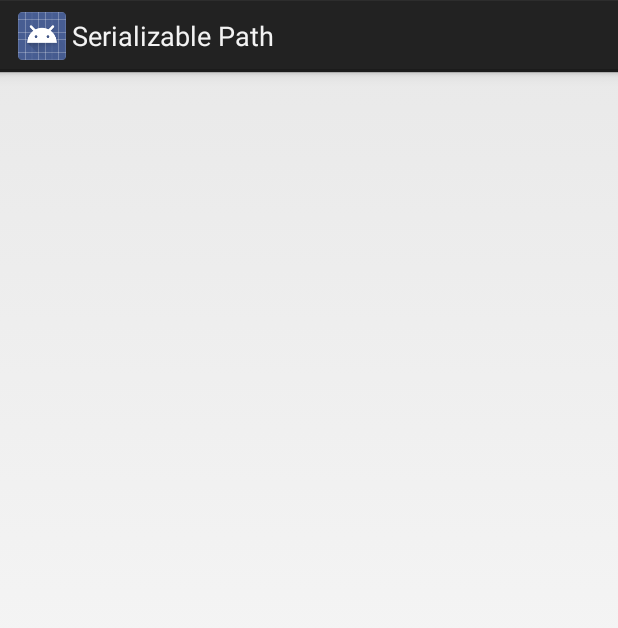
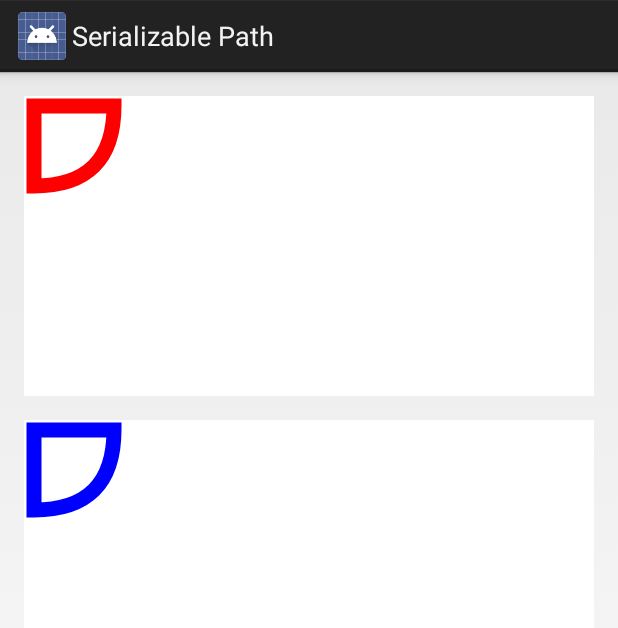
Before and after one commit to myriadmobile/hopscotch, an Android app: the screen it shows after launch (DetailActivity), after a tap on "Do Test", on a phone screen of 412 x 824 dp. Shown: the top 628 px of the screen. Run offline under Robolectric (Android 15) with nearby library versions, the phone set to English and light mode, and no system bars.

Commit message:
Expanded on Example to show paths it's sending

```diff
--- a/Example/src/main/java/com/myriadmobile/serializablepath/example/DetailActivity.java
+++ b/Example/src/main/java/com/myriadmobile/serializablepath/example/DetailActivity.java
@@ -25,7 +25,8 @@
 package com.myriadmobile.serializablepath.example;
 
 import android.app.Activity;
-import android.graphics.Path;
+import android.graphics.Color;
+import android.graphics.Paint;
 import android.os.Bundle;
 
 import com.myriadmobile.serializablepath.SerializablePath;
@@ -41,11 +42,26 @@
     @Override
     protected void onCreate(Bundle savedInstanceState) {
         super.onCreate(savedInstanceState);
+        setContentView(R.layout.activity_detail);
 
         SerializablePath path = getIntent().getParcelableExtra(EXTRA_PATH_PARCELABLE);
-        Path realPath = path.makePath();
+
+        SimplePathView image1 = (SimplePathView) findViewById(R.id.image_path1);
+        image1.setPath(path.makePath());
+        Paint paint = new Paint();
+        paint.setStyle(Paint.Style.STROKE);
+        paint.setStrokeWidth(15);
+        paint.setColor(Color.RED);
+        image1.setPaint(paint);
 
         SerializablePath path2 = (SerializablePath) getIntent().getSerializableExtra(EXTRA_PATH_SERIALIZABLE);
-        Path realPath2 = path2.makePath();
+
+        SimplePathView image2 = (SimplePathView) findViewById(R.id.image_path2);
+        image2.setPath(path2.makePath());
+        Paint paint2 = new Paint();
+        paint2.setStyle(Paint.Style.STROKE);
+        paint2.setStrokeWidth(15);
+        paint2.setColor(Color.BLUE);
+        image2.setPaint(paint2);
     }
 }
--- a/Example/src/main/java/com/myriadmobile/serializablepath/example/MainActivity.java
+++ b/Example/src/main/java/com/myriadmobile/serializablepath/example/MainActivity.java
@@ -2,6 +2,8 @@
 
 import android.app.Activity;
 import android.content.Intent;
+import android.graphics.Color;
+import android.graphics.Paint;
 import android.net.Uri;
 import android.os.Bundle;
 import android.os.Parcelable;
@@ -34,6 +36,14 @@
                 startActivity(intent);
             }
         });
+
+        SimplePathView image = (SimplePathView) findViewById(R.id.image_path);
+        image.setPath(path.makePath());
+        Paint paint = new Paint();
+        paint.setStyle(Paint.Style.STROKE);
+        paint.setStrokeWidth(15);
+        paint.setColor(Color.RED);
+        image.setPaint(paint);
     }
 
 
--- /dev/null
+++ b/Example/src/main/java/com/myriadmobile/serializablepath/example/SimplePathView.java
@@ -0,0 +1,70 @@
+/*
+ * The MIT License (MIT)
+ *
+ * Copyright (c) 2014 Myriad Mobile
+ *
+ * Permission is hereby granted, free of charge, to any person obtaining a copy
+ * of this software and associated documentation files (the "Software"), to deal
+ * in the Software without restriction, including without limitation the rights
+ * to use, copy, modify, merge, publish, distribute, sublicense, and/or sell
+ * copies of the Software, and to permit persons to whom the Software is
+ * furnished to do so, subject to the following conditions:
+ *
+ * The above copyright notice and this permission notice shall be included in
+ * all copies or substantial portions of the Software.
+ *
+ * THE SOFTWARE IS PROVIDED "AS IS", WITHOUT WARRANTY OF ANY KIND, EXPRESS OR
+ * IMPLIED, INCLUDING BUT NOT LIMITED TO THE WARRANTIES OF MERCHANTABILITY,
+ * FITNESS FOR A PARTICULAR PURPOSE AND NONINFRINGEMENT. IN NO EVENT SHALL THE
+ * AUTHORS OR COPYRIGHT HOLDERS BE LIABLE FOR ANY CLAIM, DAMAGES OR OTHER
+ * LIABILITY, WHETHER IN AN ACTION OF CONTRACT, TORT OR OTHERWISE, ARISING FROM,
+ * OUT OF OR IN CONNECTION WITH THE SOFTWARE OR THE USE OR OTHER DEALINGS IN
+ * THE SOFTWARE.
+ */
+
+package com.myriadmobile.serializablepath.example;
+
+import android.content.Context;
+import android.graphics.Canvas;
+import android.graphics.Paint;
+import android.graphics.Path;
+import android.util.AttributeSet;
+import android.view.View;
+
+/**
+ *
+ */
+public class SimplePathView extends View {
+
+    private Path mPath;
+    private Paint mPaint;
+
+    public SimplePathView(Context context) {
+        super(context);
+        mPaint = new Paint();
+    }
+
+    public SimplePathView(Context context, AttributeSet attrs) {
+        super(context, attrs);
+        mPaint = new Paint();
+    }
+
+    @Override
+    protected void onDraw(Canvas canvas) {
+        super.onDraw(canvas);
+
+        if(mPath != null && mPaint != null) {
+            canvas.drawPath(mPath, mPaint);
+        }
+    }
+
+    public void setPath(Path path) {
+        this.mPath = path;
+        postInvalidate();
+    }
+
+    public void setPaint(Paint paint) {
+        mPaint = paint;
+        postInvalidate();
+    }
+}
--- /dev/null
+++ b/Example/src/main/res/layout/activity_detail.xml
@@ -0,0 +1,53 @@
+<?xml version="1.0" encoding="utf-8"?>
+
+<!--
+  ~ The MIT License (MIT)
+  ~
+  ~ Copyright (c) 2014 Myriad Mobile
+  ~
+  ~ Permission is hereby granted, free of charge, to any person obtaining a copy
+  ~ of this software and associated documentation files (the "Software"), to deal
+  ~ in the Software without restriction, including without limitation the rights
+  ~ to use, copy, modify, merge, publish, distribute, sublicense, and/or sell
+  ~ copies of the Software, and to permit persons to whom the Software is
+  ~ furnished to do so, subject to the following conditions:
+  ~
+  ~ The above copyright notice and this permission notice shall be included in
+  ~ all copies or substantial portions of the Software.
+  ~
+  ~ THE SOFTWARE IS PROVIDED "AS IS", WITHOUT WARRANTY OF ANY KIND, EXPRESS OR
+  ~ IMPLIED, INCLUDING BUT NOT LIMITED TO THE WARRANTIES OF MERCHANTABILITY,
+  ~ FITNESS FOR A PARTICULAR PURPOSE AND NONINFRINGEMENT. IN NO EVENT SHALL THE
+  ~ AUTHORS OR COPYRIGHT HOLDERS BE LIABLE FOR ANY CLAIM, DAMAGES OR OTHER
+  ~ LIABILITY, WHETHER IN AN ACTION OF CONTRACT, TORT OR OTHERWISE, ARISING FROM,
+  ~ OUT OF OR IN CONNECTION WITH THE SOFTWARE OR THE USE OR OTHER DEALINGS IN
+  ~ THE SOFTWARE.
+  -->
+
+<LinearLayout xmlns:android="http://schemas.android.com/apk/res/android"
+    xmlns:tools="http://schemas.android.com/tools"
+    android:orientation="vertical"
+    android:paddingLeft="@dimen/activity_horizontal_margin"
+    android:paddingRight="@dimen/activity_horizontal_margin"
+    android:paddingTop="@dimen/activity_vertical_margin"
+    android:paddingBottom="@dimen/activity_vertical_margin"
+    android:layout_width="match_parent"
+    android:layout_height="match_parent"
+    tools:context=".DetailActivity">
+
+
+    <com.myriadmobile.serializablepath.example.SimplePathView
+        android:id="@+id/image_path1"
+        android:background="#FFF"
+        android:layout_width="match_parent"
+        android:layout_height="200dp" />
+
+
+    <com.myriadmobile.serializablepath.example.SimplePathView
+        android:id="@+id/image_path2"
+        android:layout_marginTop="@dimen/activity_vertical_margin"
+        android:background="#FFF"
+        android:layout_width="match_parent"
+        android:layout_height="200dp" />
+
+</LinearLayout>
--- a/Example/src/main/res/layout/activity_main.xml
+++ b/Example/src/main/res/layout/activity_main.xml
@@ -1,7 +1,8 @@
-<RelativeLayout xmlns:android="http://schemas.android.com/apk/res/android"
+<LinearLayout xmlns:android="http://schemas.android.com/apk/res/android"
     xmlns:tools="http://schemas.android.com/tools"
     android:layout_width="match_parent"
     android:layout_height="match_parent"
+    android:orientation="vertical"
     android:paddingLeft="@dimen/activity_horizontal_margin"
     android:paddingRight="@dimen/activity_horizontal_margin"
     android:paddingTop="@dimen/activity_vertical_margin"
@@ -14,4 +15,10 @@
         android:layout_width="match_parent"
         android:layout_height="wrap_content" />
 
-</RelativeLayout>
+    <com.myriadmobile.serializablepath.example.SimplePathView
+        android:id="@+id/image_path"
+        android:background="#FFF"
+        android:layout_width="match_parent"
+        android:layout_height="200dp" />
+
+</LinearLayout>
```
